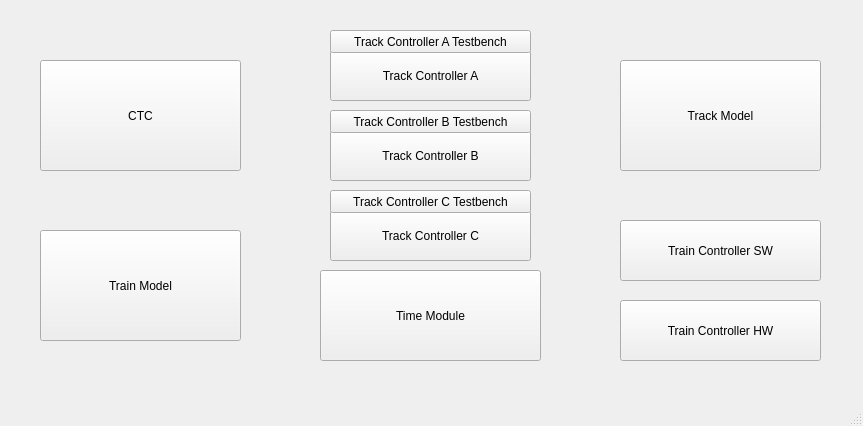
The window that launcher.ui (LucasZ99/ECE1140SystemsEngineeringProject) describes before a commit, drawn with Qt 5.
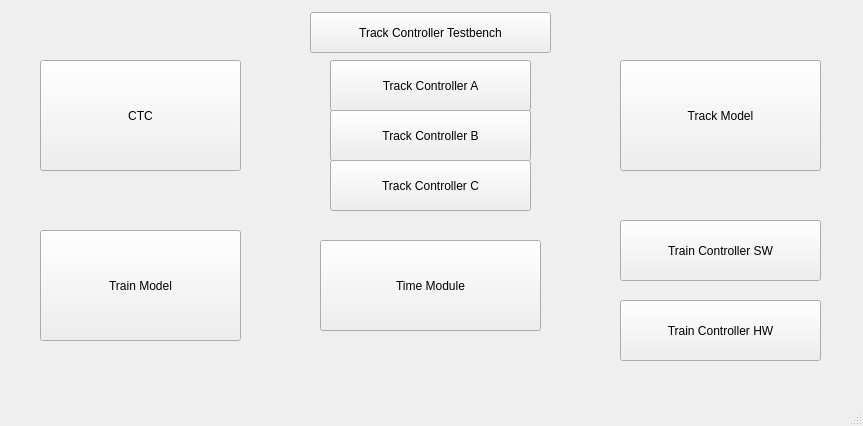
The same window after the commit.

```diff
--- a/launcher.ui
+++ b/launcher.ui
@@ -31,7 +31,7 @@
     <property name="geometry">
      <rect>
       <x>330</x>
-      <y>50</y>
+      <y>60</y>
       <width>201</width>
       <height>51</height>
      </rect>
@@ -44,7 +44,7 @@
     <property name="geometry">
      <rect>
       <x>330</x>
-      <y>130</y>
+      <y>110</y>
       <width>201</width>
       <height>51</height>
      </rect>
@@ -57,7 +57,7 @@
     <property name="geometry">
      <rect>
       <x>330</x>
-      <y>210</y>
+      <y>160</y>
       <width>201</width>
       <height>51</height>
      </rect>
@@ -109,7 +109,7 @@
     <property name="geometry">
      <rect>
       <x>320</x>
-      <y>270</y>
+      <y>240</y>
       <width>221</width>
       <height>91</height>
      </rect>
@@ -121,40 +121,14 @@
    <widget class="QPushButton" name="track_controller_A_testbench_button">
     <property name="geometry">
      <rect>
-      <x>330</x>
-      <y>30</y>
-      <width>201</width>
-      <height>23</height>
+      <x>310</x>
+      <y>12</y>
+      <width>241</width>
+      <height>41</height>
      </rect>
     </property>
     <property name="text">
-     <string>Track Controller A Testbench</string>
-    </property>
-   </widget>
-   <widget class="QPushButton" name="track_controller_B_testbench_button">
-    <property name="geometry">
-     <rect>
-      <x>330</x>
-      <y>110</y>
-      <width>201</width>
-      <height>23</height>
-     </rect>
-    </property>
-    <property name="text">
-     <string>Track Controller B Testbench</string>
-    </property>
-   </widget>
-   <widget class="QPushButton" name="track_controller_C_testbench_button">
-    <property name="geometry">
-     <rect>
-      <x>330</x>
-      <y>190</y>
-      <width>201</width>
-      <height>23</height>
-     </rect>
-    </property>
-    <property name="text">
-     <string>Track Controller C Testbench</string>
+     <string>Track Controller Testbench</string>
     </property>
    </widget>
    <widget class="QPushButton" name="train_controller_button_HW">
```
Left out of the diff: 4 changed lines with no effect on the pictures.
